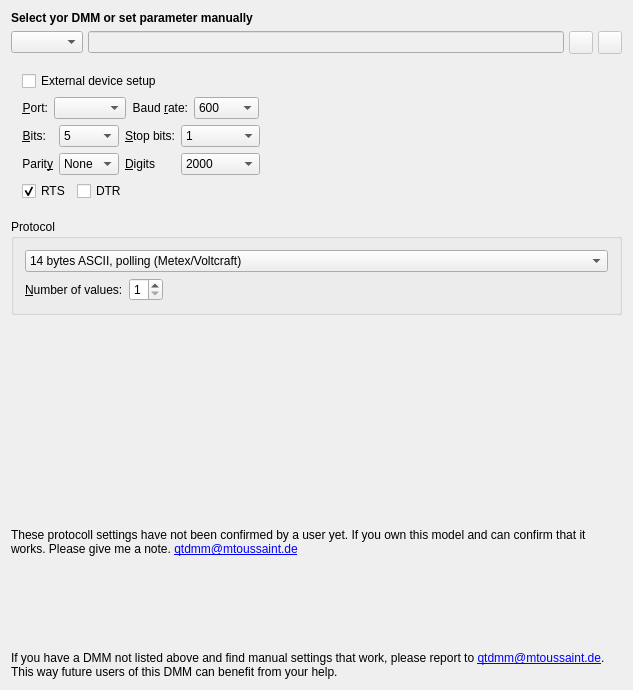
Above: src/ui/uidmmprefs.ui from tuxmaster/QtDMM before the change. Below: the same form after it.
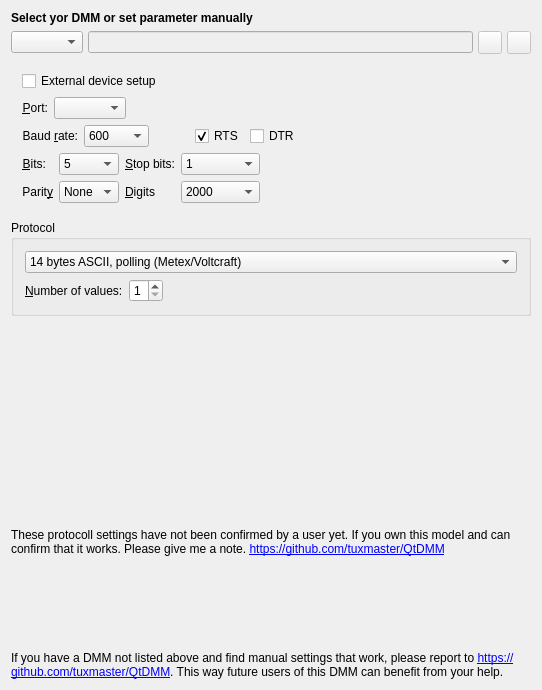
That is the form after the change. Icons and pictures are not drawn. Custom widgets are drawn as their Qt base class.

```diff
--- a/src/ui/uidmmprefs.ui
+++ b/src/ui/uidmmprefs.ui
@@ -6,7 +6,7 @@
    <rect>
     <x>0</x>
     <y>0</y>
-    <width>633</width>
+    <width>542</width>
     <height>690</height>
    </rect>
   </property>
@@ -181,6 +181,10 @@
           </item>
          </layout>
         </item>
+       </layout>
+      </item>
+      <item row="2" column="0">
+       <layout class="QHBoxLayout" name="_4">
         <item>
          <layout class="QFormLayout" name="formLayout_5">
           <item row="0" column="0">
@@ -249,9 +253,55 @@
           </item>
          </layout>
         </item>
+        <item>
+         <spacer name="horizontalSpacer_3">
+          <property name="orientation">
+           <enum>Qt::Horizontal</enum>
+          </property>
+          <property name="sizeHint" stdset="0">
+           <size>
+            <width>40</width>
+            <height>20</height>
+           </size>
+          </property>
+         </spacer>
+        </item>
+        <item>
+         <widget class="QCheckBox" name="uirts">
+          <property name="text">
+           <string notr="true">RTS</string>
+          </property>
+          <property name="checked">
+           <bool>true</bool>
+          </property>
+         </widget>
+        </item>
+        <item>
+         <widget class="QCheckBox" name="uidtr">
+          <property name="text">
+           <string notr="true">DTR</string>
+          </property>
+         </widget>
+        </item>
+        <item>
+         <spacer name="spacer3">
+          <property name="orientation">
+           <enum>Qt::Horizontal</enum>
+          </property>
+          <property name="sizeType">
+           <enum>QSizePolicy::Expanding</enum>
+          </property>
+          <property name="sizeHint" stdset="0">
+           <size>
+            <width>40</width>
+            <height>21</height>
+           </size>
+          </property>
+         </spacer>
+        </item>
        </layout>
       </item>
-      <item row="2" column="0">
+      <item row="3" column="0">
        <layout class="QHBoxLayout" name="horizontalLayout_4">
         <item>
          <layout class="QFormLayout" name="formLayout_2">
@@ -482,43 +532,6 @@
         </item>
        </layout>
       </item>
-      <item row="3" column="0">
-       <layout class="QHBoxLayout" name="_4">
-        <item>
-         <widget class="QCheckBox" name="uirts">
-          <property name="text">
-           <string notr="true">RTS</string>
-          </property>
-          <property name="checked">
-           <bool>true</bool>
-          </property>
-         </widget>
-        </item>
-        <item>
-         <widget class="QCheckBox" name="uidtr">
-          <property name="text">
-           <string notr="true">DTR</string>
-          </property>
-         </widget>
-        </item>
-        <item>
-         <spacer name="spacer3">
-          <property name="orientation">
-           <enum>Qt::Horizontal</enum>
-          </property>
-          <property name="sizeType">
-           <enum>QSizePolicy::Expanding</enum>
-          </property>
-          <property name="sizeHint" stdset="0">
-           <size>
-            <width>201</width>
-            <height>21</height>
-           </size>
-          </property>
-         </spacer>
-        </item>
-       </layout>
-      </item>
      </layout>
     </widget>
    </item>
@@ -693,7 +706,7 @@
       </sizepolicy>
      </property>
      <property name="text">
-      <string>&lt;html&gt;&lt;head/&gt;&lt;body&gt;&lt;p&gt;These protocoll settings have not been confirmed by a user yet. If you own this model and can confirm that it works. Please give me a note. &lt;a href=&quot;mailto:qtdmm@mtoussaint.de&quot;&gt;&lt;span style=&quot; text-decoration: underline; color:#0000ff;&quot;&gt;qtdmm@mtoussaint.de&lt;/span&gt;&lt;/a&gt;&lt;/p&gt;&lt;/body&gt;&lt;/html&gt;</string>
+      <string>&lt;html&gt;&lt;head/&gt;&lt;body&gt;&lt;p&gt;These protocoll settings have not been confirmed by a user yet. If you own this model and can confirm that it works. Please give me a note. &lt;a href=&quot;https://github.com/tuxmaster/QtDMM&quot;&gt;&lt;span style=&quot; text-decoration: underline; color:#0000ff;&quot;&gt;https://github.com/tuxmaster/QtDMM&lt;/span&gt;&lt;/a&gt;&lt;/p&gt;&lt;/body&gt;&lt;/html&gt;</string>
      </property>
      <property name="textFormat">
       <enum>Qt::RichText</enum>
@@ -718,7 +731,7 @@
       </sizepolicy>
      </property>
      <property name="text">
-      <string>&lt;html&gt;&lt;head/&gt;&lt;body&gt;&lt;p&gt;If you have a DMM not listed above and find manual settings that work, please report to &lt;a href=&quot;mailto:qtdmm@mtoussaint.de&quot;&gt;&lt;span style=&quot; text-decoration: underline; color:#0000ff;&quot;&gt;qtdmm@mtoussaint.de&lt;/span&gt;&lt;/a&gt;. This way future users of this DMM can benefit from your help.&lt;/p&gt;&lt;/body&gt;&lt;/html&gt;</string>
+      <string>&lt;html&gt;&lt;head/&gt;&lt;body&gt;&lt;p&gt;If you have a DMM not listed above and find manual settings that work, please report to &lt;a href=&quot;https://github.com/tuxmaster/QtDMM&quot;&gt;&lt;span style=&quot; text-decoration: underline; color:#0000ff;&quot;&gt;https://github.com/tuxmaster/QtDMM&lt;/span&gt;&lt;/a&gt;. This way future users of this DMM can benefit from your help.&lt;/p&gt;&lt;/body&gt;&lt;/html&gt;</string>
      </property>
      <property name="textFormat">
       <enum>Qt::RichText</enum>
```
